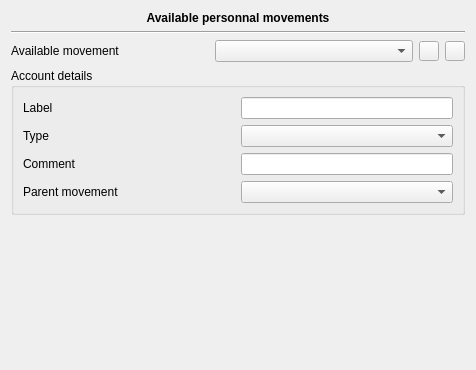
FreeHealth/freehealth, file plugins/accountplugin/preferences/availablemovementpage.ui: the form before one commit.
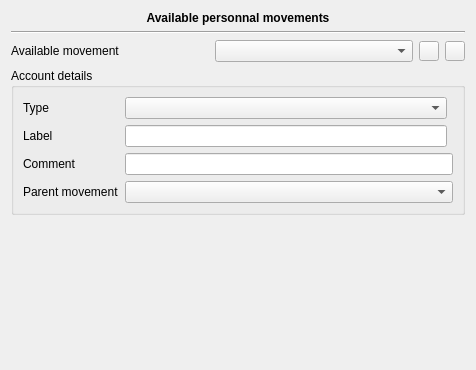
The form after the commit.

What changed in the file:
```diff
--- a/plugins/accountplugin/preferences/availablemovementpage.ui
+++ b/plugins/accountplugin/preferences/availablemovementpage.ui
@@ -98,46 +98,46 @@
       <string>Account details</string>
      </property>
      <layout class="QGridLayout" name="gridLayout">
-      <item row="1" column="0" colspan="2">
-       <widget class="QLabel" name="label_3">
-        <property name="text">
-         <string>Type</string>
-        </property>
-       </widget>
-      </item>
-      <item row="2" column="0" colspan="2">
+      <item row="7" column="0" colspan="2">
        <widget class="QLabel" name="label_4">
         <property name="text">
          <string>Comment</string>
         </property>
        </widget>
       </item>
-      <item row="2" column="2" colspan="2">
+      <item row="7" column="2" colspan="2">
        <widget class="QLineEdit" name="commentEdit"/>
       </item>
-      <item row="0" column="0" colspan="2">
-       <widget class="QLabel" name="label_9">
-        <property name="text">
-         <string>Label</string>
-        </property>
-       </widget>
-      </item>
-      <item row="0" column="2" colspan="2">
-       <widget class="QLineEdit" name="currentLabel"/>
-      </item>
-      <item row="3" column="0" colspan="2">
+      <item row="8" column="0" colspan="2">
        <widget class="QLabel" name="label_5">
         <property name="text">
          <string>Parent movement</string>
         </property>
        </widget>
       </item>
-      <item row="1" column="2" colspan="2">
-       <widget class="QComboBox" name="typeComboBox"/>
-      </item>
-      <item row="3" column="2" colspan="2">
+      <item row="8" column="2" colspan="2">
        <widget class="QComboBox" name="parentComboBox"/>
       </item>
+      <item row="4" column="2">
+       <widget class="QComboBox" name="typeComboBox"/>
+      </item>
+      <item row="4" column="0">
+       <widget class="QLabel" name="label_3">
+        <property name="text">
+         <string>Type</string>
+        </property>
+       </widget>
+      </item>
+      <item row="6" column="2">
+       <widget class="QLineEdit" name="currentLabel"/>
+      </item>
+      <item row="6" column="0">
+       <widget class="QLabel" name="label_9">
+        <property name="text">
+         <string>Label</string>
+        </property>
+       </widget>
+      </item>
      </layout>
     </widget>
    </item>
```
Left out of the diff: 1 changed line with no effect on the pictures.
